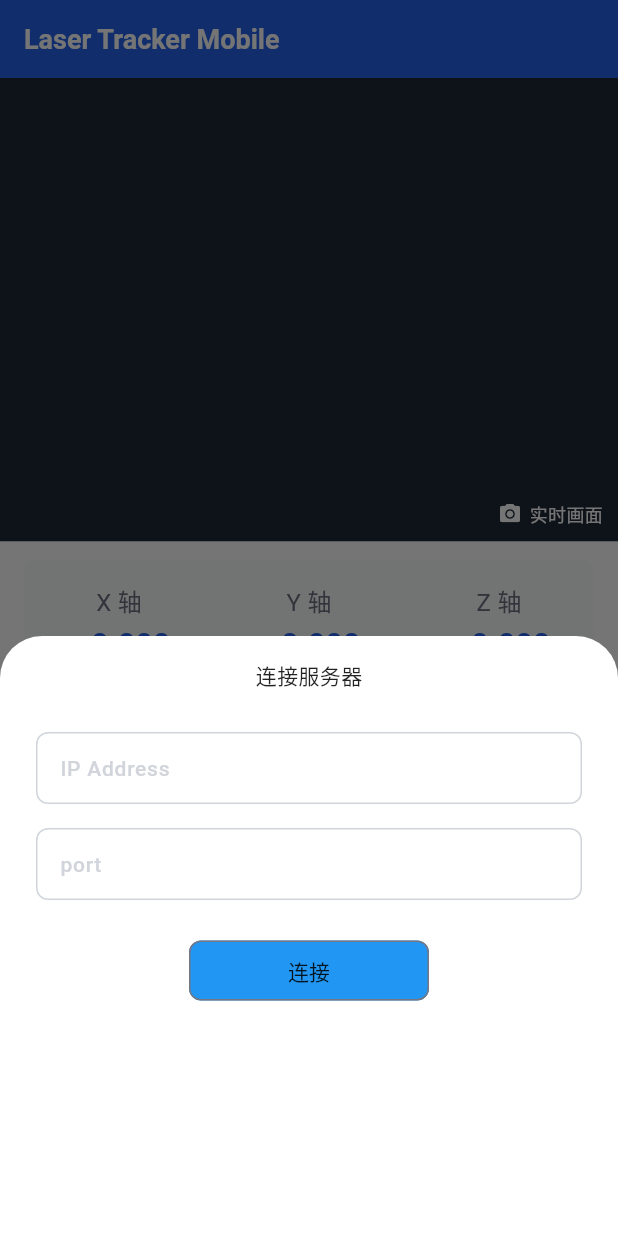
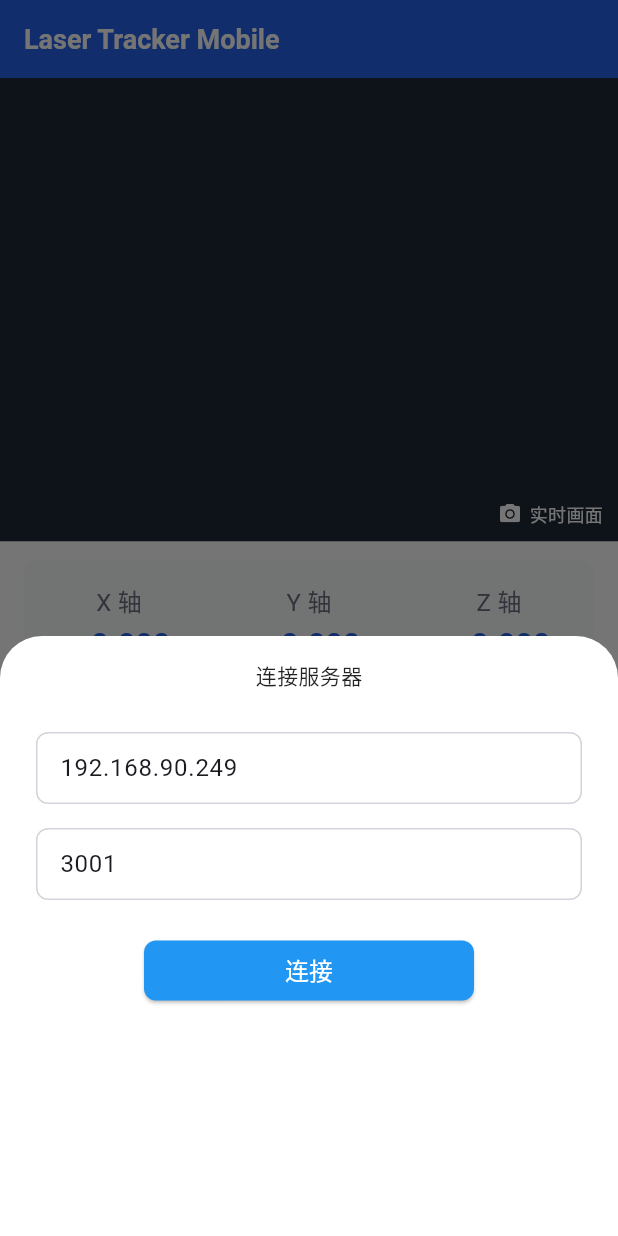
Before and after one commit to MinWenaaa/RTK-LaserBenchmark, a Flutter app: the screen it shows after launch, on a phone screen of 412 x 824 dp. Run offline on Flutter 3.47's test engine with Material 3 defaults, Android fonts, the phone set to English and light mode, and no system bars; missing offline and left inert: dart:ffi.

Commit message:
img stream

```diff
--- a/lib/pages/connection_page.dart
+++ b/lib/pages/connection_page.dart
@@ -12,8 +12,8 @@ class ConnectionPage extends StatefulWidget {
 
 class _ConnectionPageState extends State<ConnectionPage> {
 
-  TextEditingController _hostControler = TextEditingController();
-  TextEditingController _portControler = TextEditingController();
+  TextEditingController _hostControler = TextEditingController(text: "192.168.90.249");
+  TextEditingController _portControler = TextEditingController(text: "3001");
 
 
   static const List<Color> colors = [Colors.black26, Colors.green, Colors.blue];
@@ -44,16 +44,19 @@ class _ConnectionPageState extends State<ConnectionPage> {
           const SizedBox(height: 15),
           Selector<ConnectionProvider, AncherConnectionState>(
             selector: (context, provider) => provider.state,
-            builder: (context, state, child) => OutlinedButton(
+            builder: (context, state, child) => ElevatedButton(
               onPressed: () => Provider.of<ConnectionProvider>(context, listen: false).connectToServer(_hostControler.text, int.parse(_portControler.text)),
-              child: Text(text[state.index], style: IndSoft.instance.standardText,),
               style: OutlinedButton.styleFrom(
-                minimumSize: Size(160, 40),
+                minimumSize: const Size(220, 40),
                 shape: RoundedRectangleBorder(
                     borderRadius: BorderRadius.circular(8)
                 ),
-                backgroundColor: colors[state.index]
+                backgroundColor: colors[state.index],
               ),
+              child: Text(text[state.index], style: const TextStyle(
+                color: Colors.white,
+                fontSize: 16,
+              )),
             )
           )
         ],
--- a/lib/pages/home_page.dart
+++ b/lib/pages/home_page.dart
@@ -72,10 +72,20 @@ class _HomePageState extends State<HomePage> {
           Consumer<ConnectionProvider>(
           builder: (context, provider, child) {
             if (provider.bitmapImage.isNotEmpty) {
-                return Image.memory(provider.bitmapImage);
+              // 渲染图像数据
+              return Transform(
+                alignment: Alignment.center,
+                transform: Matrix4.rotationX(3.14159), // 旋转 180 度（倒置图片）
+                child: Image.memory(
+                  provider.bitmapImage,
+                  fit: BoxFit.cover,
+                  //gaplessPlayback: true,
+                )
+              );
             } else {
               return SizedBox.expand(
-                  child: ColoredBox(color: IndSoft.instance.text1));
+                child: ColoredBox(color: IndSoft.instance.text1),
+              );
             }
           },
         ),
```
Also changed, not shown: lib/source/global_model.dart (+52 -19 lines). Lines whose indentation alone changed are shown as unchanged.
